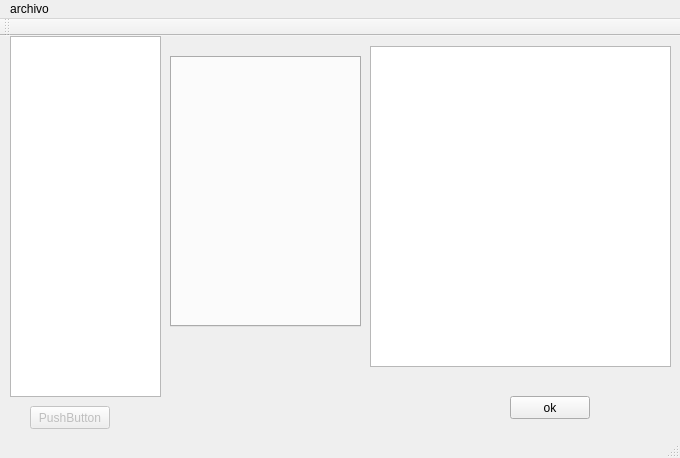
First picture: the form in mainwindow.ui, repository Doki1992/compi_2, before the edit.
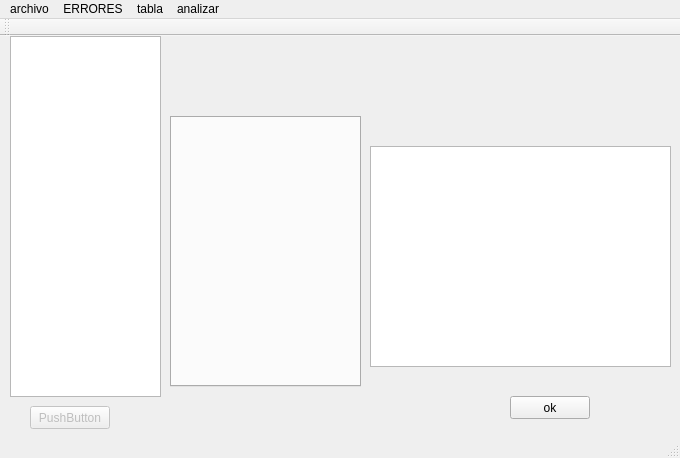
Second picture: the form after the edit.

What changed in the file:
```diff
--- a/mainwindow.ui
+++ b/mainwindow.ui
@@ -18,7 +18,7 @@
     <property name="geometry">
      <rect>
       <x>170</x>
-      <y>20</y>
+      <y>80</y>
       <width>191</width>
       <height>271</height>
      </rect>
@@ -44,9 +44,9 @@
     <property name="geometry">
      <rect>
       <x>370</x>
-      <y>10</y>
+      <y>110</y>
       <width>301</width>
-      <height>321</height>
+      <height>221</height>
      </rect>
     </property>
    </widget>
@@ -95,7 +95,29 @@
     <addaction name="actionGuardar_como"/>
     <addaction name="actionAbrir"/>
    </widget>
+   <widget class="QMenu" name="menuERRORES">
+    <property name="title">
+     <string>ERRORES</string>
+    </property>
+    <addaction name="actionTabla_errores"/>
+   </widget>
+   <widget class="QMenu" name="menuTabla">
+    <property name="title">
+     <string>tabla</string>
+    </property>
+    <addaction name="actionSimbolos"/>
+   </widget>
+   <widget class="QMenu" name="menuDebugear">
+    <property name="title">
+     <string>analizar</string>
+    </property>
+    <addaction name="actionDebugear"/>
+    <addaction name="actionCompilar"/>
+   </widget>
    <addaction name="menuArchivo"/>
+   <addaction name="menuERRORES"/>
+   <addaction name="menuTabla"/>
+   <addaction name="menuDebugear"/>
   </widget>
   <widget class="QToolBar" name="mainToolBar">
    <attribute name="toolBarArea">
```
Left out of the diff: 20 changed lines with no effect on the pictures.
